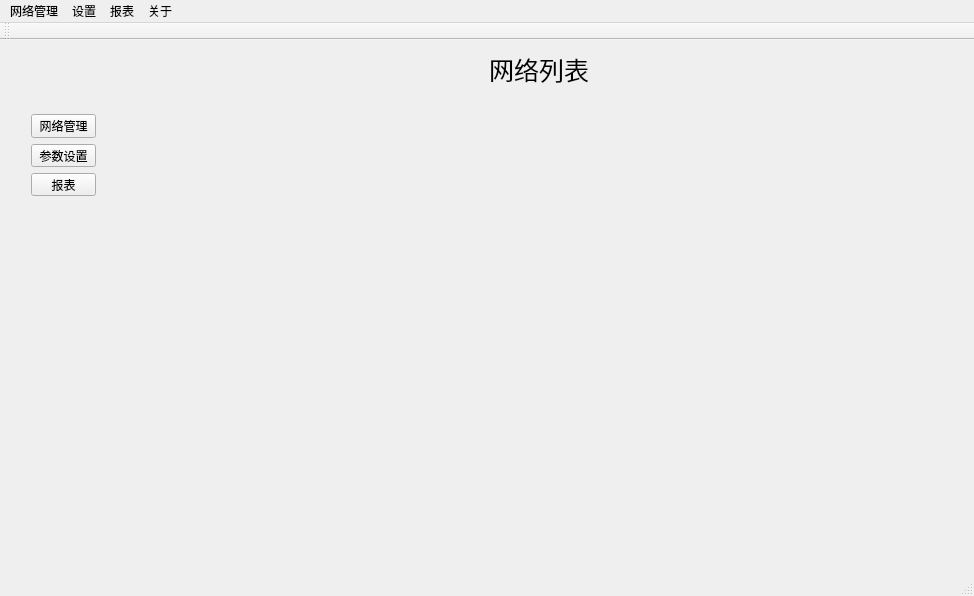
The window that netmanager/mainwindow.ui (zhangjiacheng1991/netmanager) describes before a commit, drawn with Qt 5.
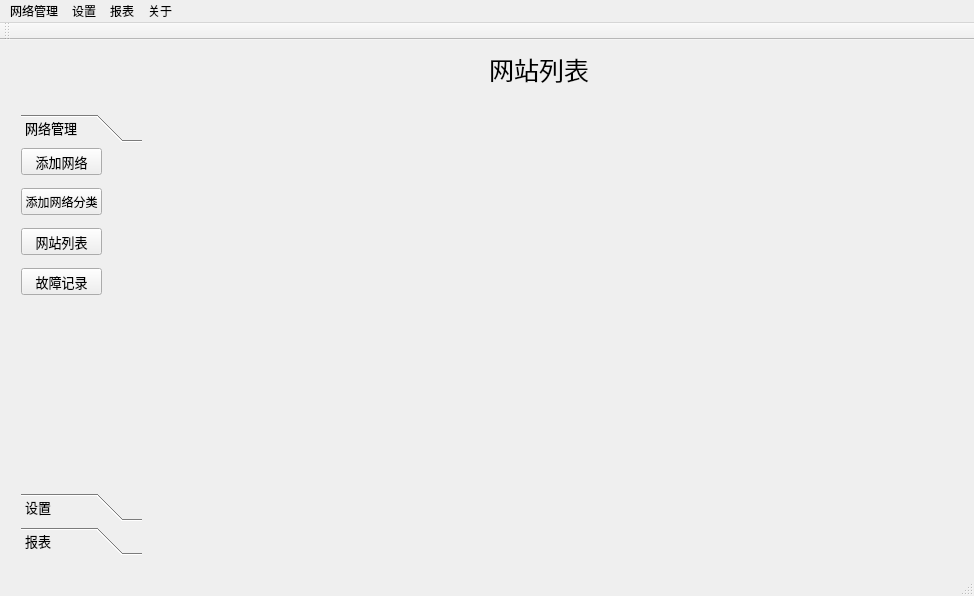
The same window after the commit.

```diff
--- a/netmanager/mainwindow.ui
+++ b/netmanager/mainwindow.ui
@@ -39,7 +39,7 @@
          </font>
         </property>
         <property name="text">
-         <string>网络列表</string>
+         <string>网站列表</string>
         </property>
        </widget>
       </item>
@@ -68,7 +68,7 @@
       </property>
       <property name="minimumSize">
        <size>
-        <width>120</width>
+        <width>140</width>
         <height>0</height>
        </size>
       </property>
@@ -84,38 +84,211 @@
         <height>0</height>
        </size>
       </property>
-      <widget class="QWidget" name="">
+      <widget class="QToolBox" name="toolBox">
        <property name="geometry">
         <rect>
-         <x>9</x>
-         <y>9</y>
-         <width>87</width>
-         <height>104</height>
+         <x>10</x>
+         <y>20</y>
+         <width>121</width>
+         <height>441</height>
         </rect>
        </property>
-       <layout class="QVBoxLayout" name="verticalLayout">
-        <item>
-         <widget class="QPushButton" name="BTN_netmanager">
-          <property name="text">
-           <string>网络管理</string>
-          </property>
-         </widget>
-        </item>
-        <item>
-         <widget class="QPushButton" name="BTN_set">
-          <property name="text">
-           <string>参数设置</string>
-          </property>
-         </widget>
-        </item>
-        <item>
-         <widget class="QPushButton" name="BTN_list">
-          <property name="text">
-           <string>报表</string>
-          </property>
-         </widget>
-        </item>
-       </layout>
+       <property name="font">
+        <font>
+         <pointsize>10</pointsize>
+        </font>
+       </property>
+       <property name="focusPolicy">
+        <enum>Qt::NoFocus</enum>
+       </property>
+       <property name="autoFillBackground">
+        <bool>false</bool>
+       </property>
+       <property name="frameShape">
+        <enum>QFrame::NoFrame</enum>
+       </property>
+       <property name="currentIndex">
+        <number>0</number>
+       </property>
+       <widget class="QWidget" name="widget_2">
+        <property name="geometry">
+         <rect>
+          <x>0</x>
+          <y>0</y>
+          <width>121</width>
+          <height>348</height>
+         </rect>
+        </property>
+        <attribute name="label">
+         <string>网络管理</string>
+        </attribute>
+        <widget class="QPushButton" name="pushButton">
+         <property name="geometry">
+          <rect>
+           <x>0</x>
+           <y>0</y>
+           <width>81</width>
+           <height>27</height>
+          </rect>
+         </property>
+         <property name="text">
+          <string>添加网络</string>
+         </property>
+        </widget>
+        <widget class="QPushButton" name="pushButton_2">
+         <property name="geometry">
+          <rect>
+           <x>0</x>
+           <y>40</y>
+           <width>81</width>
+           <height>27</height>
+          </rect>
+         </property>
+         <property name="font">
+          <font>
+           <pointsize>9</pointsize>
+          </font>
+         </property>
+         <property name="text">
+          <string>添加网络分类</string>
+         </property>
+        </widget>
+        <widget class="QPushButton" name="pushButton_3">
+         <property name="geometry">
+          <rect>
+           <x>0</x>
+           <y>80</y>
+           <width>81</width>
+           <height>27</height>
+          </rect>
+         </property>
+         <property name="text">
+          <string>网站列表</string>
+         </property>
+        </widget>
+        <widget class="QPushButton" name="pushButton_4">
+         <property name="geometry">
+          <rect>
+           <x>0</x>
+           <y>120</y>
+           <width>81</width>
+           <height>27</height>
+          </rect>
+         </property>
+         <property name="text">
+          <string>故障记录</string>
+         </property>
+        </widget>
+       </widget>
+       <widget class="QWidget" name="page_2">
+        <property name="geometry">
+         <rect>
+          <x>0</x>
+          <y>0</y>
+          <width>121</width>
+          <height>348</height>
+         </rect>
+        </property>
+        <attribute name="label">
+         <string>设置</string>
+        </attribute>
+        <widget class="QPushButton" name="pushButton_7">
+         <property name="geometry">
+          <rect>
+           <x>0</x>
+           <y>20</y>
+           <width>81</width>
+           <height>27</height>
+          </rect>
+         </property>
+         <property name="text">
+          <string>报警声音</string>
+         </property>
+        </widget>
+        <widget class="QPushButton" name="pushButton_8">
+         <property name="geometry">
+          <rect>
+           <x>0</x>
+           <y>60</y>
+           <width>81</width>
+           <height>27</height>
+          </rect>
+         </property>
+         <property name="text">
+          <string>短信</string>
+         </property>
+        </widget>
+        <widget class="QPushButton" name="pushButton_9">
+         <property name="geometry">
+          <rect>
+           <x>0</x>
+           <y>100</y>
+           <width>81</width>
+           <height>27</height>
+          </rect>
+         </property>
+         <property name="text">
+          <string>企业微信</string>
+         </property>
+        </widget>
+        <widget class="QPushButton" name="pushButton_10">
+         <property name="geometry">
+          <rect>
+           <x>0</x>
+           <y>140</y>
+           <width>81</width>
+           <height>27</height>
+          </rect>
+         </property>
+         <property name="text">
+          <string>邮箱</string>
+         </property>
+        </widget>
+       </widget>
+       <widget class="QWidget" name="page">
+        <attribute name="label">
+         <string>报表</string>
+        </attribute>
+        <widget class="QPushButton" name="pushButton_12">
+         <property name="geometry">
+          <rect>
+           <x>10</x>
+           <y>130</y>
+           <width>81</width>
+           <height>27</height>
+          </rect>
+         </property>
+         <property name="text">
+          <string>邮件发送报表</string>
+         </property>
+        </widget>
+        <widget class="QPushButton" name="pushButton_13">
+         <property name="geometry">
+          <rect>
+           <x>10</x>
+           <y>30</y>
+           <width>81</width>
+           <height>27</height>
+          </rect>
+         </property>
+         <property name="text">
+          <string>短信发送报表</string>
+         </property>
+        </widget>
+        <widget class="QPushButton" name="pushButton_14">
+         <property name="geometry">
+          <rect>
+           <x>10</x>
+           <y>80</y>
+           <width>81</width>
+           <height>27</height>
+          </rect>
+         </property>
+         <property name="text">
+          <string>群消息报表</string>
+         </property>
+        </widget>
+       </widget>
       </widget>
      </widget>
     </item>
```
Left out of the diff: 4 changed lines with no effect on the pictures.
